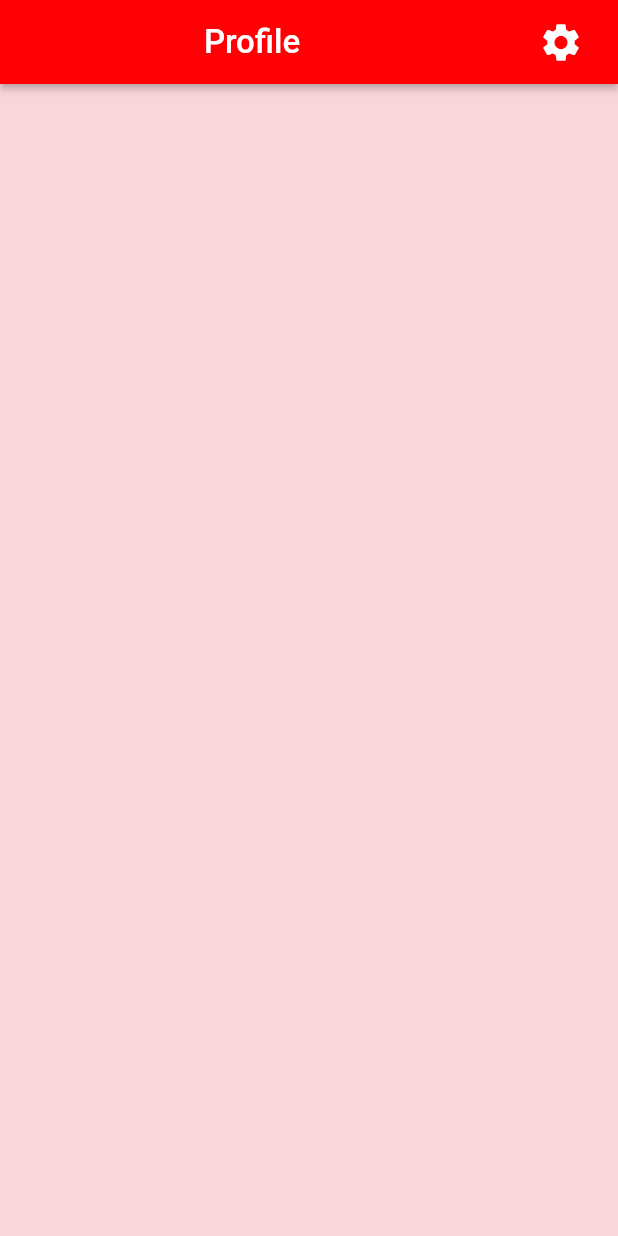
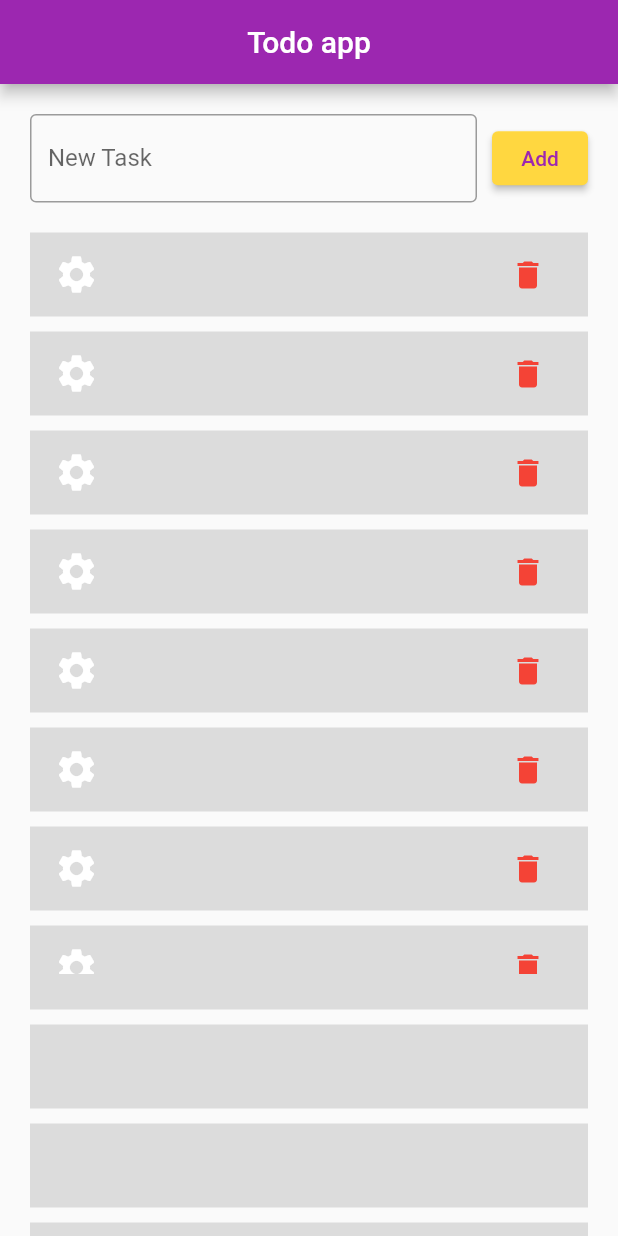
Before and after one commit to mvaiyapuri/cs160-exercise-project, a Flutter app: the HomePage screen opened directly, after a tap on the "person" icon, on a phone screen of 412 x 824 dp. Run offline on Flutter 3.47's test engine with Material 2 defaults, Android fonts, the phone set to English and light mode, and no system bars; accounts and stored records are empty; network calls fail; Roboto replaces fonts that are missing (Poppins).

Commit message:
changed files

```diff
--- a/fit_you/lib/Profile.dart
+++ b/fit_you/lib/Profile.dart
@@ -1,50 +1,131 @@
 import 'package:flutter/material.dart';
-class Profile extends StatefulWidget {
-  const Profile({Key? key}) : super(key: key);
+import 'package:provider/provider.dart';
+
+import '../provider/user_provider.dart';
+
+class TasksWidget extends StatefulWidget {
+  const TasksWidget({Key? key}) : super(key: key);
 
   @override
-  State<Profile> createState() => _ProfileState();
+  State<TasksWidget> createState() => _TasksWidgetState();
 }
 
-class _ProfileState extends State<Profile> {
-  final scaffoldKey = GlobalKey<ScaffoldState>();
+class _TasksWidgetState extends State<TasksWidget> {
+  TextEditingController newTaskController = TextEditingController();
+
+  @override
+  Widget build(BuildContext context) {
+    return Padding(
+      padding: const EdgeInsets.all(20.0),
+      child: Column(
+        children: [
+          Row(
+            children: [
+              Expanded(
+                child: TextFormField(
+                  controller: newTaskController,
+                  decoration: InputDecoration(
+                    labelText: 'New Task',
+                    border: OutlineInputBorder(),
+                  ),
+                ),
+              ),
+              SizedBox(width: 10,),
+              ElevatedButton(
+                style: ButtonStyle(
+                  backgroundColor: MaterialStateProperty.all(Colors.amberAccent),
+                  foregroundColor: MaterialStateProperty.all(Colors.purple)
+                ),
+               child: Text("Add"),
+                onPressed: () {
+                }
+              )
+            ],
+          ),
+          FutureBuilder(
+            future: Provider.of<UserProvider>(context, listen: false).getUser(8),
+            builder: (ctx, snapshot) =>
+            snapshot.connectionState == ConnectionState.waiting
+              ? Center(child: CircularProgressIndicator())
+              :
+            Consumer<UserProvider>(
+              child: Center(
+                heightFactor: MediaQuery.of(context).size.height * 0.03,
+                child: const Text('You have no tasks.', style: TextStyle(fontSize: 18),),
+              ),
+              builder: (ctx, todoProvider, child) => todoProvider.user.username == null
+                ?  child as Widget
+                : Padding(
+                  padding: const EdgeInsets.only(top: 20),
+                  child: Container(
+                    height: MediaQuery.of(context).size.height * 0.6,
+                    child: ListView.builder(
+                      itemBuilder: (ctx, i) => Padding(
+                      padding: const EdgeInsets.only(bottom: 10.0),
+                      child: ListTile(
+                        tileColor: Colors.black12,
+                        leading: Icon(
+                          Icons.settings,
+                          color: Colors.white,
+                          size: 30,
+                        ),
+                      title: Text(todoProvider.user.username),
+                      trailing: IconButton(
+                        icon: Icon(Icons.delete, color: Colors.red),
+                        onPressed: ()  {
+                        }
+                      ) ,
+                      onTap: () {},
+    ),
+    )
+    ),
+    ),
+    ),
+    ),
+    )
+    ],
+    ),
+    );
+    }
+}
+class Profile extends StatelessWidget {
+  const Profile({super.key});
+
+  @override
+  Widget build(BuildContext context) {
+    return ChangeNotifierProvider.value(
+        value: UserProvider(),
+        child: MaterialApp(
+          debugShowCheckedModeBanner: false,
+          title: 'Flutter Demo',
+          theme: ThemeData(
+            primarySwatch: Colors.purple,
+          ),
+          home: const MyHomePage(title: 'Todo app'),
+        )
+    );
+  }
+}
+
+class MyHomePage extends StatefulWidget {
+  const MyHomePage({super.key, required this.title});
+  final String title;
+
+  @override
+  State<MyHomePage> createState() => _MyHomePageState();
+}
+
+class _MyHomePageState extends State<MyHomePage> {
 
   @override
   Widget build(BuildContext context) {
     return Scaffold(
-      key: scaffoldKey,
-      backgroundColor: Color(0xFFF9D6DC),
+      resizeToAvoidBottomInset: false,
       appBar: AppBar(
-        backgroundColor: Color(0xFFFF0005),
-        automaticallyImplyLeading: false,
-        title: Align(
-          alignment: AlignmentDirectional(0, 0),
-          child: Text(
-            'Profile',
-            style: TextStyle(
-              fontFamily: 'Poppins',
-              color: Colors.white,
-              fontSize: 22,
-            ),
-          ),
-        ),
-        actions: [
-          IconButton(
-            color: Colors.transparent,
-            iconSize: 60,
-            icon: Icon(
-              Icons.settings,
-              color: Colors.white,
-              size: 30,
-            ),
-            onPressed: () {
-              print('IconButton pressed ...');
-            },
-          ),
-        ],
+        title: Text(widget.title),
         centerTitle: true,
-        elevation: 2,
       ),
+      body: TasksWidget(),
     );
   }
 }
--- a/fit_you/lib/home.dart
+++ b/fit_you/lib/home.dart
@@ -61,6 +61,30 @@ class _HomePageState extends State<HomePage> {
         centerTitle: true,
         elevation: 2,
       ),
+        bottomNavigationBar: BottomNavigationBar(
+            type: BottomNavigationBarType.fixed,
+            backgroundColor: Colors.red,
+            selectedItemColor: Colors.white,
+            unselectedItemColor: Color(0xFFF9D6DC),
+            items: const <BottomNavigationBarItem>[
+              BottomNavigationBarItem(
+                icon: Icon(Icons.home),
+                label: 'Home',
+              ),
+              BottomNavigationBarItem(
+                icon: Icon(Icons.edit),
+                label: 'New Plan',
+              ),
+              BottomNavigationBarItem(
+                icon: Icon(Icons.directions_run_rounded),
+                label: 'Workout Plan',
+              ),
+              BottomNavigationBarItem(
+                icon: Icon(Icons.bar_chart),
+                label: 'Stats',
+              ),
+            ]
+        ),
       body: SafeArea(
         child: GestureDetector(
           onTap: () => FocusScope.of(context).unfocus(),
--- a/fit_you/lib/main.dart
+++ b/fit_you/lib/main.dart
@@ -1,3 +1,4 @@
+import 'package:fit_you/home.dart';
 import 'package:fit_you/provider/user_provider.dart';
 import 'package:flutter/material.dart';
 import 'package:provider/provider.dart';
@@ -24,6 +25,7 @@ class Login extends StatelessWidget {
         home: Scaffold(
           appBar: AppBar(centerTitle: true, title: const Text(_title, style: TextStyle(fontWeight: FontWeight.bold, fontSize: 25))),
           body: const MyStatefulWidget(),
+
         ),
       )
     );
@@ -39,7 +41,7 @@ class MyStatefulWidget extends StatefulWidget {
 }
 
 class _MyStatefulWidgetState extends State<MyStatefulWidget> {
-  TextEditingController nameController = TextEditingController();
+  TextEditingController usernameController = TextEditingController();
   TextEditingController passwordController = TextEditingController();
 
   @override
@@ -61,7 +63,7 @@ class _MyStatefulWidgetState extends State<MyStatefulWidget> {
             Container(
               padding: const EdgeInsets.all(10),
               child: TextField(
-                controller: nameController,
+                controller: usernameController,
                 decoration: InputDecoration(
                   enabledBorder: OutlineInputBorder(
                       borderSide: BorderSide(width: 3, color: Colors.redAccent),
@@ -100,8 +102,9 @@ class _MyStatefulWidgetState extends State<MyStatefulWidget> {
                 child: ElevatedButton(
                   child: const Text('LOGIN', style: TextStyle(fontSize: 30)),
                   onPressed: () {
-                    print(nameController.text);
-                    print(passwordController.text);
+                    Provider.of<UserProvider>(context, listen: false).loginUser(usernameController.text, passwordController.text);
+                    Navigator.push(context, MaterialPageRoute(builder: (context) => const HomePage()),
+                    );
                   },
                 )
             ),
--- a/fit_you/lib/provider/user_provider.dart
+++ b/fit_you/lib/provider/user_provider.dart
@@ -6,13 +6,37 @@ import 'package:http/http.dart' as http;
 
 class UserProvider with ChangeNotifier {
   //final url = 'http://localhost:5000/fitYou';
-  final url = 'http://10.0.2.2:5000/fitYou';
+  final url = 'http://10.0.2.2:5000/';
+  late User _user;
+
+  User get user{
+    return _user;
+  }
+
+  Future<void> loginUser(String username, String password) async{
+    Map<String, dynamic> request = {"username": username, "password": password};
+    final headers = {'Content-Type': 'application/json'};
+    final response = await http.post(Uri.parse(url + 'login'), headers: headers, body: json.encode(request));
+    Map<String, dynamic> responsePayload = json.decode(response.body);
+    _user = User(
+        username: responsePayload['username'],
+        firstname: responsePayload['firstname'],
+        lastname: responsePayload['lastname'],
+        password: responsePayload['password'],
+        dob: responsePayload['dob'],
+        height: responsePayload['height'],
+        weight: responsePayload['weight'],
+        gender: responsePayload['gender'],
+        level: responsePayload['level']
+    );
+
+  }
 
   Future<void> addUser(String username, String firstname, String lastname, String password, String dob, double height, double weight, String gender, String level) async {
 
     Map<String, dynamic> request = {"username": username, "firstname": firstname, "lastname": lastname, "password": password, "dob": dob, "height": height, "weight": weight, "gender": gender, "level": level};
     final headers = {'Content-Type': 'application/json'};
-    final response = await http.post(Uri.parse(url), headers: headers, body: json.encode(request));
+    final response = await http.post(Uri.parse(url + 'signup'), headers: headers, body: json.encode(request));
     Map<String, dynamic> responsePayload = json.decode(response.body);
     final user = User(
         username: responsePayload['username'],
@@ -26,4 +50,26 @@ class UserProvider with ChangeNotifier {
         level: responsePayload['level']
     );
   }
+
+  Future<void> getUser(dynamic id) async{
+    var response;
+    try{
+      response = await http.get(Uri.parse(url + "profile/" + id.toString()));
+      dynamic body = json.decode(response.body);
+      _user = body.map((e) => User(
+          username: e['username'],
+          firstname: e['firstname'],
+          lastname: e['lastname'],
+          password: e['password'],
+          dob: e['dob'],
+          height: e['height'],
+          weight: e['weight'],
+          gender: e['gender'],
+          level: e['level']
+      ));
+    }catch(e){
+      print(e);
+    }
+    notifyListeners();
+  }
 }
```
Also changed, not shown: 1 other file.
